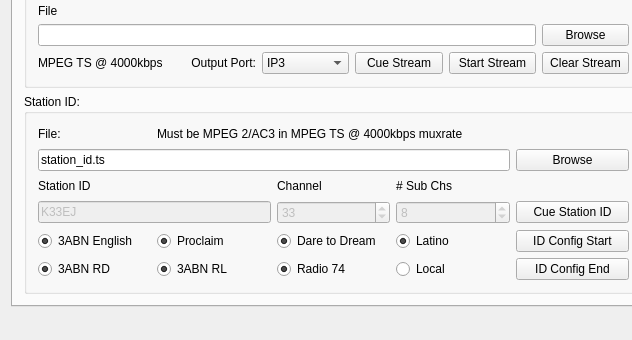
dedicatedbroadcastsolutions/TvARP, file Source/mainwindow.ui: the form before one commit; both pictures show x 0 to 632 and y 328 to 668 of the 1197 by 668 pixel window.
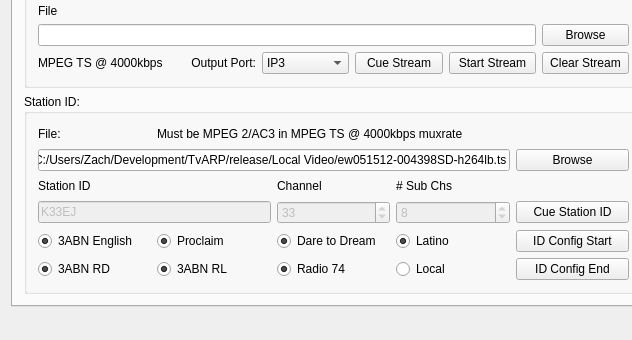
The form after the commit. Icons and pictures are not drawn.

The edit to the form file:
```diff
--- a/Source/mainwindow.ui
+++ b/Source/mainwindow.ui
@@ -1112,7 +1112,7 @@
               <bool>true</bool>
              </property>
              <property name="text">
-              <string>station_id.ts</string>
+              <string>C:/Users/Zach/Development/TvARP/release/Local Video/ew051512-004398SD-h264lb.ts</string>
              </property>
             </widget>
            </item>
```
